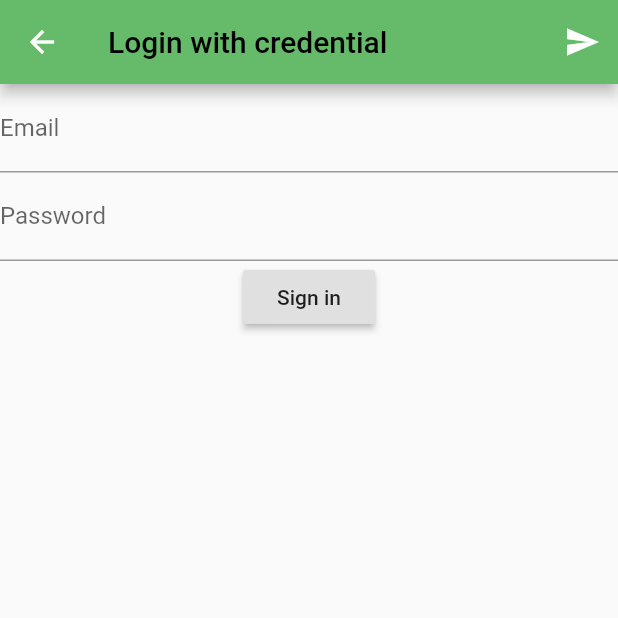
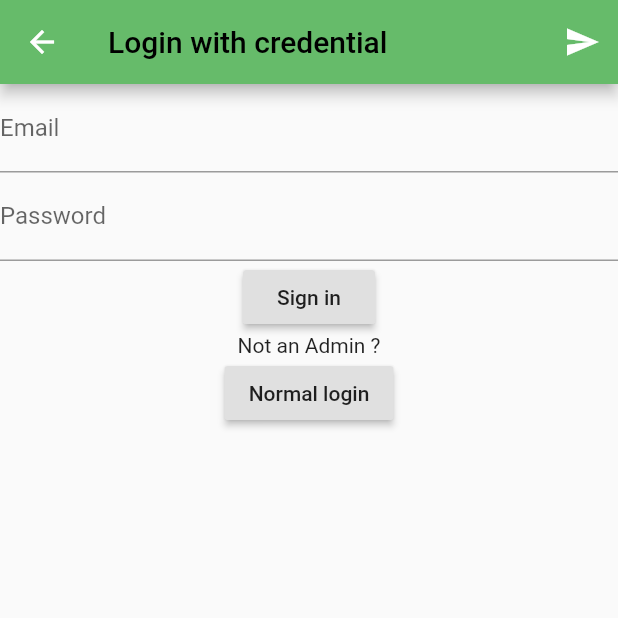
Before and after one commit to Kavindu-Gayantha/Badminton-2020, a Flutter app: the screen it shows after launch, after a tap on "GO to APP", on a phone screen of 412 x 824 dp, the top half of it. Run offline on Flutter 3.47's test engine with Material 2 defaults, Android fonts, the phone set to English and light mode, and no system bars.

Commit message:
added one new button login as user

```diff
--- a/badminton2020/lib/UI/LoginScreen/login.dart
+++ b/badminton2020/lib/UI/LoginScreen/login.dart
@@ -1,4 +1,5 @@
 
+import 'package:badminton2020/UI/Tabs/TabHome/tabhome.dart';
 import 'package:badminton2020/UI/Tabs/homepage.dart';
 import 'package:flutter/material.dart';
 
@@ -73,6 +74,13 @@ class _LoginState extends State<Login> {
 
                   },
                   child: Text('Sign in'),
+                ),
+                Text('Not an Admin ?'),
+                RaisedButton(
+                  onPressed: (){
+                    Navigator.push(context, MaterialPageRoute(builder:(context)=>welcomescreen()));
+                  },
+                  child: Text('Normal login'),
                 )
            ],
            ),
```
